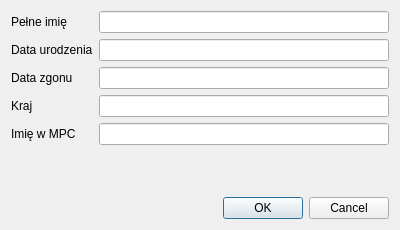
Qt form application/gui/form-astronomer.ui (Ztrk/database-project) before a commit.
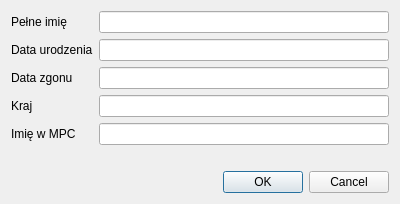
The same form after that commit.

Diff of the .ui file:
```diff
--- a/application/gui/form-astronomer.ui
+++ b/application/gui/form-astronomer.ui
@@ -7,7 +7,7 @@
     <x>0</x>
     <y>0</y>
     <width>400</width>
-    <height>230</height>
+    <height>204</height>
    </rect>
   </property>
   <property name="windowTitle">
```
Left out of the diff: 18 changed lines with no effect on the pictures.
